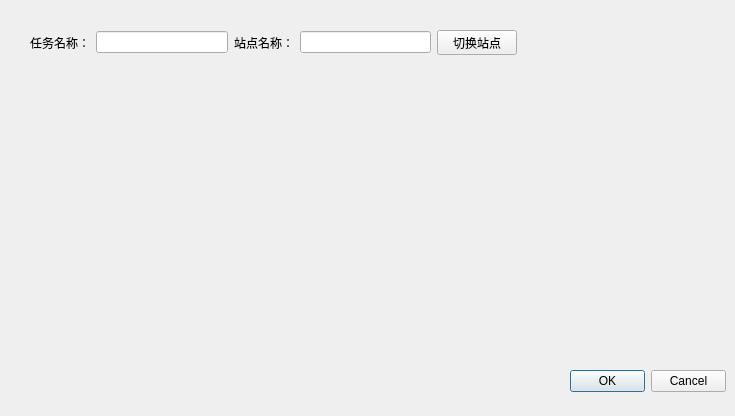
Above: web_crawler/gui/newtask.ui from labinxu/code before the change. Below: the same form after it.
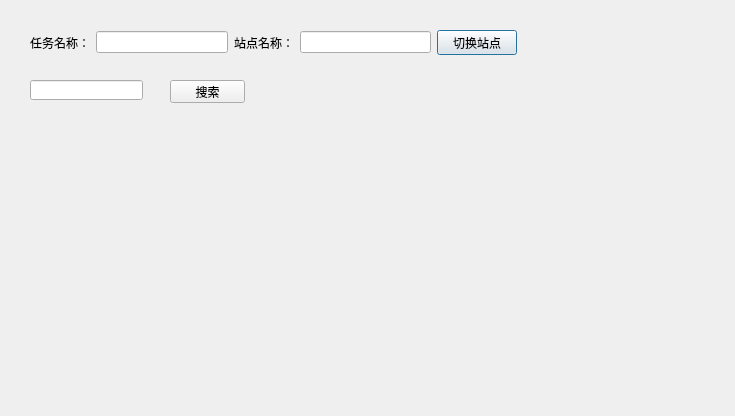
That is the form after the change.

What changed in the file:
```diff
--- a/web_crawler/gui/newtask.ui
+++ b/web_crawler/gui/newtask.ui
@@ -13,22 +13,6 @@
   <property name="windowTitle">
    <string>Dialog</string>
   </property>
-  <widget class="QDialogButtonBox" name="buttonBox">
-   <property name="geometry">
-    <rect>
-     <x>570</x>
-     <y>370</y>
-     <width>156</width>
-     <height>23</height>
-    </rect>
-   </property>
-   <property name="orientation">
-    <enum>Qt::Horizontal</enum>
-   </property>
-   <property name="standardButtons">
-    <set>QDialogButtonBox::Cancel|QDialogButtonBox::Ok</set>
-   </property>
-  </widget>
   <widget class="QWidget" name="layoutWidget">
    <property name="geometry">
     <rect>
@@ -68,6 +52,29 @@
     </item>
    </layout>
   </widget>
+  <widget class="QLineEdit" name="leSearchWords">
+   <property name="geometry">
+    <rect>
+     <x>30</x>
+     <y>80</y>
+     <width>113</width>
+     <height>20</height>
+    </rect>
+   </property>
+  </widget>
+  <widget class="QPushButton" name="pbSearch">
+   <property name="geometry">
+    <rect>
+     <x>170</x>
+     <y>80</y>
+     <width>75</width>
+     <height>23</height>
+    </rect>
+   </property>
+   <property name="text">
+    <string>搜索</string>
+   </property>
+  </widget>
  </widget>
  <resources/>
  <connections>
```
Left out of the diff: 40 changed lines with no effect on the pictures.
